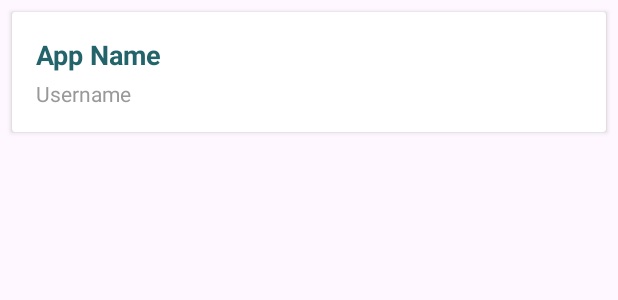
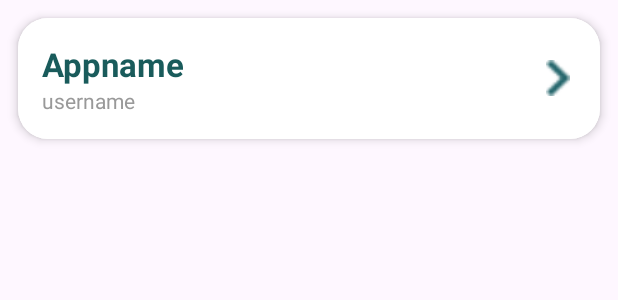
Before and after one commit to PLuanhere/Vaulty, an Android app: the layout item_account.xml on its own in the app's theme, with its tools: preview values and no code run, on a phone screen of 412 x 824 dp. Shown: the top 300 px of the screen. Run offline under Robolectric (Android 15) with nearby library versions, the light colour scheme and no system bars.

Commit message:
Sửa lại một vài layout

```diff
--- a/app/src/main/java/com/example/vaultyapp/NewPasswordActivity.java
+++ b/app/src/main/java/com/example/vaultyapp/NewPasswordActivity.java
@@ -79,9 +79,9 @@ public class NewPasswordActivity extends AppCompatActivity {
                             .document(user.getUid())
                             .set(newUserData)
                             .addOnSuccessListener(aVoid2 -> {
-                                Toast.makeText(this, "Đã thêm!", Toast.LENGTH_SHORT).show();
-                                Intent intent = new Intent(this, MainActivity.class);
-                                intent.setFlags(Intent.FLAG_ACTIVITY_NEW_TASK | Intent.FLAG_ACTIVITY_CLEAR_TASK);
+                                Toast.makeText(NewPasswordActivity.this, "Đã thêm!", Toast.LENGTH_SHORT).show();
+                                Intent intent = new Intent(NewPasswordActivity.this, MainActivity.class);
+                                intent.addFlags(Intent.FLAG_ACTIVITY_CLEAR_TOP | Intent.FLAG_ACTIVITY_SINGLE_TOP);
                                 startActivity(intent);
                                 finish();
                             })
--- a/app/src/main/res/layout/activity_sort.xml
+++ b/app/src/main/res/layout/activity_sort.xml
@@ -8,9 +8,8 @@
     <LinearLayout
         android:layout_width="wrap_content"
         android:layout_height="wrap_content"
-        android:background="@drawable/rounded_radius"
+        android:background="@drawable/border_background"
         android:orientation="vertical"
-
         app:layout_constraintBottom_toBottomOf="parent"
         app:layout_constraintEnd_toEndOf="parent"
         app:layout_constraintStart_toStartOf="parent"
--- a/app/src/main/res/layout/item_account.xml
+++ b/app/src/main/res/layout/item_account.xml
@@ -1,32 +1,52 @@
 <?xml version="1.0" encoding="utf-8"?>
 <androidx.cardview.widget.CardView xmlns:android="http://schemas.android.com/apk/res/android"
+    xmlns:app="http://schemas.android.com/apk/res-auto"
     android:layout_width="match_parent"
     android:layout_height="wrap_content"
-    android:layout_margin="8dp"
-    android:elevation="2dp">
+    android:layout_margin="12dp"
+    android:background="@android:color/transparent"
+    app:cardCornerRadius="20dp"
+    app:cardElevation="4dp"
+    app:cardBackgroundColor="#FFFFFFFF">
 
     <LinearLayout
         android:layout_width="match_parent"
         android:layout_height="wrap_content"
+        android:orientation="horizontal"
+        android:background="@drawable/rounded_bg"
+        android:gravity="center_vertical"
+        android:padding="16dp">
+
+        <!-- Nội dung văn bản -->
+        <LinearLayout
+            android:layout_width="0dp"
+            android:layout_height="wrap_content"
+            android:layout_weight="1"
             android:orientation="vertical"
-        android:padding="16dp">
+            android:layout_marginEnd="8dp">
 
             <TextView
                 android:id="@+id/tvAppname"
                 android:layout_width="wrap_content"
                 android:layout_height="wrap_content"
-            android:text="App Name"
-            android:textColor="#22646A"
-            android:textSize="18sp"
+                android:text="Appname"
+                android:textColor="#195B5B"
+                android:textSize="22sp"
                 android:textStyle="bold" />
 
             <TextView
                 android:id="@+id/tvUsername"
                 android:layout_width="wrap_content"
                 android:layout_height="wrap_content"
-            android:text="Username"
+                android:text="username"
                 android:textColor="#999999"
-            android:textSize="14sp"
-            android:layout_marginTop="4dp"/>
+                android:textSize="14sp" />
+        </LinearLayout>
+        <!-- Mũi tên bên phải -->
+        <ImageView
+            android:id="@+id/more"
+            android:layout_width="24dp"
+            android:layout_height="24dp"
+            android:src="@drawable/more" />
     </LinearLayout>
 </androidx.cardview.widget.CardView>
```
Also changed, not shown: app/src/main/res/drawable/border_background.xml (added, +10 -0 lines). Lines whose indentation alone changed are shown as unchanged.
